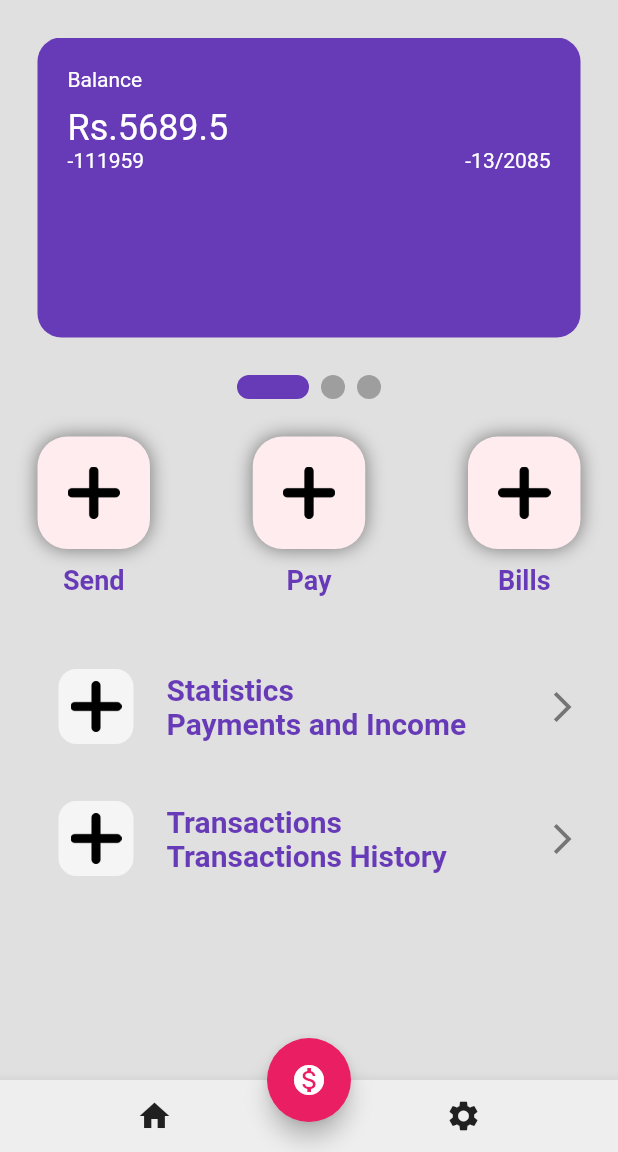
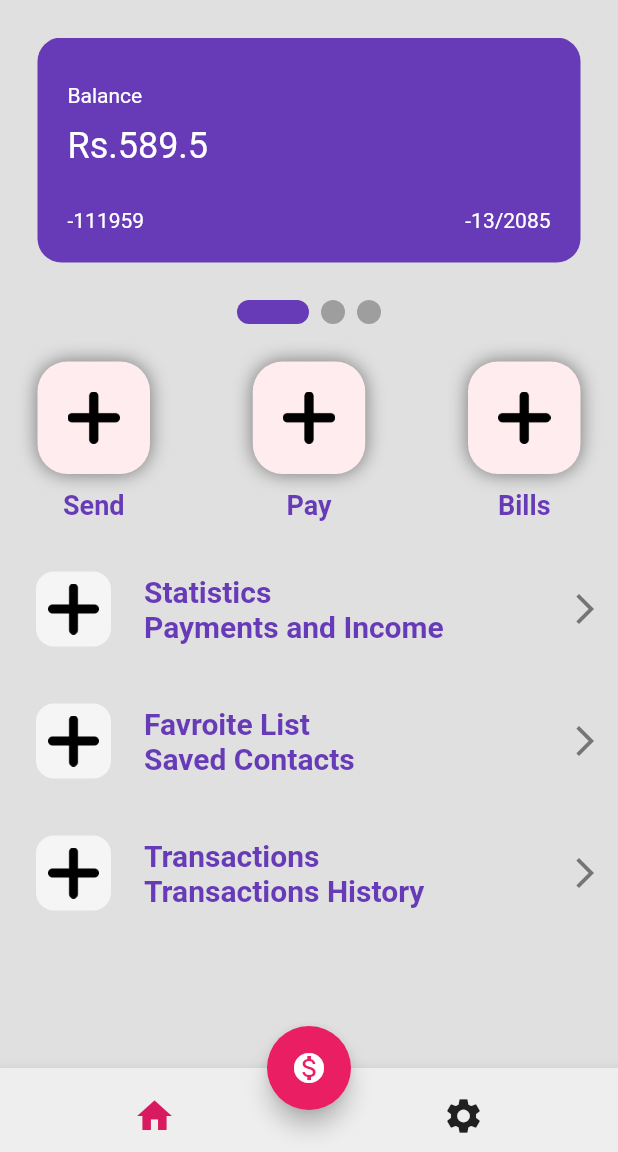
Before and after one commit to bibashkoirala/eWallet, a Flutter app: the screen it shows after launch, on a phone screen of 412 x 824 dp, the part 84-1236 px from its top. Run offline on Flutter 3.47's test engine with Material 2 defaults, Android fonts, the phone set to English and light mode, and no system bars; drawn by our look-alikes of smooth_page_indicator.

Commit message:
bottom navigation added

```diff
--- a/core/lib/Util/my_card.dart
+++ b/core/lib/Util/my_card.dart
@@ -20,7 +20,7 @@ class MyCard extends StatelessWidget {
     return  Padding(
       padding: const EdgeInsets.symmetric(horizontal:25),
       child: Container(
-                    width: 300,
+                    width: 200,
                     padding: EdgeInsets.all(20),
                     decoration: BoxDecoration(
                       color: color,
@@ -28,7 +28,9 @@ class MyCard extends StatelessWidget {
                       ),
                     child: Column(
                       crossAxisAlignment: CrossAxisAlignment.start,
+                      mainAxisAlignment: MainAxisAlignment.spaceBetween,
                       children: [
+                        SizedBox(height: 10),
                         Text('Balance',
                         style: TextStyle(
                           color: Colors.white,
@@ -41,7 +43,7 @@ class MyCard extends StatelessWidget {
                           fontSize: 24,
                           ),
                         ),
-
+                        SizedBox(height: 26,),
                         Row(
                           mainAxisAlignment: MainAxisAlignment.spaceBetween,
                           children: [
--- a/core/lib/pages/home_page.dart
+++ b/core/lib/pages/home_page.dart
@@ -30,12 +30,15 @@ class _HomePageState extends State<HomePage> {
       floatingActionButtonLocation: FloatingActionButtonLocation.centerDocked,
       bottomNavigationBar: BottomAppBar(
         color: Colors.grey[200],
-        child: Row(
-          mainAxisAlignment: MainAxisAlignment.spaceAround,
-          children: [
-            IconButton(onPressed: () {} , icon: Icon(Icons.home)),
-            IconButton(onPressed: () {} , icon: Icon(Icons.settings)),
-          ],
+        child: Padding(
+          padding: const EdgeInsets.only(top: 8.0),
+          child: Row(
+            mainAxisAlignment: MainAxisAlignment.spaceAround,
+            children: [
+              IconButton(onPressed: () {} , icon: Icon(Icons.home, size: 28, color: Colors.pink[600],)),
+              IconButton(onPressed: () {} , icon: Icon(Icons.settings, size: 28,)),
+            ],
+          ),
         ),
       ),
       body: SafeArea(
@@ -89,13 +92,13 @@ class _HomePageState extends State<HomePage> {
 
                 // cards
                Container(
-                height: 200,
+                height: 150,
                 child: PageView(
                   scrollDirection: Axis.horizontal,
                   controller: _controller,
                   children: [
                     MyCard(
-                      balance: 5689.50,
+                      balance: 589.50,
                       cardNumber: 1234-5432-8987-98774,
                       expiryMonth: 12-25,
                       expiryear: 2085,
@@ -148,7 +151,7 @@ class _HomePageState extends State<HomePage> {
                 SizedBox(height: 10,),
 
              Padding(
-              padding: const EdgeInsets.all(25.0),
+              padding: const EdgeInsets.all(10.0),
                  child: Column(
                     children: [
                     //statistic
@@ -157,12 +160,18 @@ class _HomePageState extends State<HomePage> {
                      tileTitle: 'Statistics',
                       tileSubtitle: 'Payments and Income',
                       ),
+                      //Favroite List
                    MyListtile(
+                   iconImagePath: 'lib/icons/plus.png',
+                     tileTitle: 'Favroite List',
+                      tileSubtitle: 'Saved Contacts',
+                      ),
+                    //transaction
+                     MyListtile(
                    iconImagePath: 'lib/icons/plus.png',
                      tileTitle: 'Transactions',
                       tileSubtitle: 'Transactions History',
                       ),
-                    //transaction
                   ],
                   ),
                 ),
```
